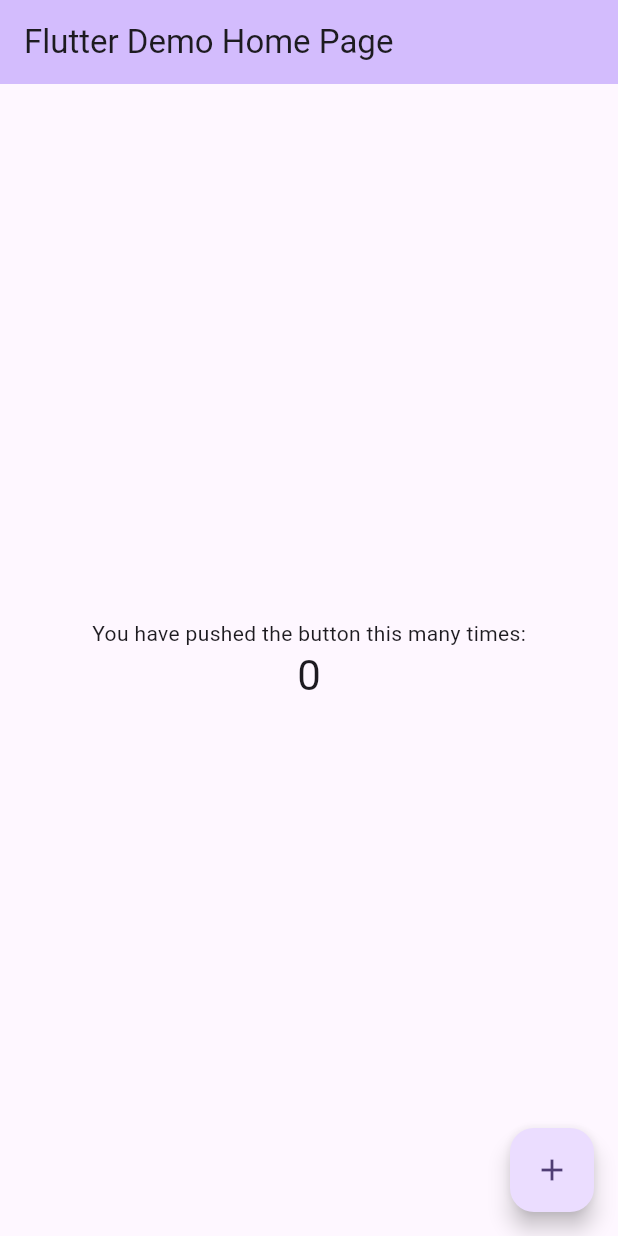
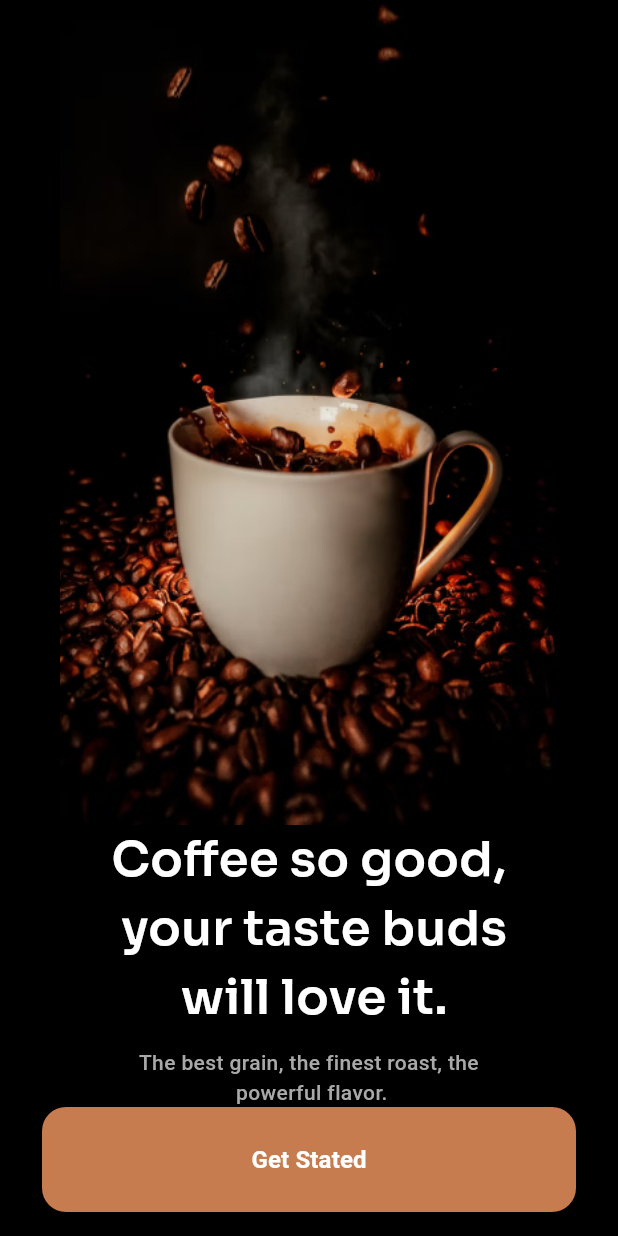
Before and after one commit to monzir3bdo/coffe_app, a Flutter app: the screen it shows after launch, on a phone screen of 412 x 824 dp. Run offline on Flutter 3.47's test engine with Material 3 defaults, Android fonts, the phone set to English and light mode, and no system bars.

Commit message:
Onboarding screen

```diff
--- /dev/null
+++ b/lib/app/app.dart
@@ -0,0 +1,13 @@
+import 'package:coffee_shop/features/onboarding/presentation/screens/onboarding_screen.dart';
+import 'package:flutter/material.dart';
+
+class App extends StatelessWidget {
+  const App({super.key});
+
+  @override
+  Widget build(BuildContext context) {
+    return MaterialApp(
+      home: OnboardingScreen(),
+    );
+  }
+}
--- /dev/null
+++ b/lib/core/routes/app_routes.dart
@@ -0,0 +1,7 @@
+abstract class AppRoutes {
+  static const onboarding = '/';
+  static const home = '/home';
+  static const productDetails = '/details';
+  static const order = '/order';
+  static const map = '/map';
+}
--- /dev/null
+++ b/lib/core/styles/app_colors.dart
@@ -0,0 +1,5 @@
+import 'package:flutter/material.dart';
+
+abstract class AppColors {
+  static const Color primary = Color(0xffC67C4E);
+}
--- /dev/null
+++ b/lib/core/styles/text_styles.dart
@@ -0,0 +1 @@
+abstract class AppStyle {}
--- /dev/null
+++ b/lib/features/onboarding/presentation/refactor/onboarding_body.dart
@@ -0,0 +1,53 @@
+import 'package:coffee_shop/features/onboarding/presentation/widgets/app_button.dart';
+import 'package:flutter/material.dart';
+
+import '../../../../generated/assets.dart';
+
+class OnboardingBody extends StatelessWidget {
+  const OnboardingBody({super.key});
+
+  @override
+  Widget build(BuildContext context) {
+    return SingleChildScrollView(
+      child: Column(
+        mainAxisAlignment: MainAxisAlignment.start,
+        children: [
+          Center(
+            child: Image.asset(
+              Assets.pngOnboardingImage,
+              height: 550,
+              width: double.infinity,
+            ),
+          ),
+          const Text(
+            'Coffee so good,\n your taste buds\n will love it.',
+            style: TextStyle(
+              color: Colors.white,
+              fontSize: 32,
+              fontFamily: 'Sora',
+              fontWeight: FontWeight.w600,
+            ),
+            textAlign: TextAlign.center,
+          ),
+          const SizedBox(
+            height: 10,
+          ),
+          const Text(
+            'The best grain, the finest roast, the\n powerful flavor.',
+            textAlign: TextAlign.center,
+            style: TextStyle(
+              color: Color(0xffA9A9A9),
+              fontSize: 14,
+              fontWeight: FontWeight.w500,
+            ),
+          ),
+          Padding(
+            padding: const EdgeInsets.symmetric(horizontal: 28.0),
+            child: AppButton(
+                title: 'Get Stated', width: double.infinity, height: 70),
+          ),
+        ],
+      ),
+    );
+  }
+}
--- /dev/null
+++ b/lib/features/onboarding/presentation/screens/onboarding_screen.dart
@@ -0,0 +1,16 @@
+import 'package:coffee_shop/features/onboarding/presentation/refactor/onboarding_body.dart';
+import 'package:flutter/material.dart';
+
+class OnboardingScreen extends StatelessWidget {
+  const OnboardingScreen({super.key});
+
+  @override
+  Widget build(BuildContext context) {
+    return Scaffold(
+      backgroundColor: Color(0xff000000),
+      body: SafeArea(
+        child: OnboardingBody(),
+      ),
+    );
+  }
+}
--- /dev/null
+++ b/lib/features/onboarding/presentation/widgets/app_button.dart
@@ -0,0 +1,35 @@
+import 'package:coffee_shop/core/styles/app_colors.dart';
+import 'package:flutter/material.dart';
+
+class AppButton extends StatelessWidget {
+  const AppButton(
+      {super.key,
+      required this.title,
+      required this.width,
+      required this.height});
+  final String title;
+  final double width, height;
+  @override
+  Widget build(BuildContext context) {
+    return SizedBox(
+      width: width,
+      height: height,
+      child: ElevatedButton(
+        style: ElevatedButton.styleFrom(
+          backgroundColor: AppColors.primary,
+          shape:
+              RoundedRectangleBorder(borderRadius: BorderRadius.circular(16)),
+        ),
+        onPressed: () {},
+        child: Text(
+          title,
+          style: const TextStyle(
+            color: Colors.white,
+            fontSize: 16,
+            fontWeight: FontWeight.bold,
+          ),
+        ),
+      ),
+    );
+  }
+}
--- a/lib/main.dart
+++ b/lib/main.dart
@@ -1,125 +1,7 @@
-import 'package:flutter/material.dart';
+import 'package:flutter/cupertino.dart';
+
+import 'app/app.dart';
 
 void main() {
-  runApp(const MyApp());
+  runApp(App());
 }
-
-class MyApp extends StatelessWidget {
-  const MyApp({super.key});
-
-  // This widget is the root of your application.
-  @override
-  Widget build(BuildContext context) {
-    return MaterialApp(
-      title: 'Flutter Demo',
-      theme: ThemeData(
-        // This is the theme of your application.
-        //
-        // TRY THIS: Try running your application with "flutter run". You'll see
-        // the application has a purple toolbar. Then, without quitting the app,
-        // try changing the seedColor in the colorScheme below to Colors.green
-        // and then invoke "hot reload" (save your changes or press the "hot
-        // reload" button in a Flutter-supported IDE, or press "r" if you used
-        // the command line to start the app).
-        //
-        // Notice that the counter didn't reset back to zero; the application
-        // state is not lost during the reload. To reset the state, use hot
-        // restart instead.
-        //
-        // This works for code too, not just values: Most code changes can be
-        // tested with just a hot reload.
-        colorScheme: ColorScheme.fromSeed(seedColor: Colors.deepPurple),
-        useMaterial3: true,
-      ),
-      home: const MyHomePage(title: 'Flutter Demo Home Page'),
-    );
-  }
-}
-
-class MyHomePage extends StatefulWidget {
-  const MyHomePage({super.key, required this.title});
-
-  // This widget is the home page of your application. It is stateful, meaning
-  // that it has a State object (defined below) that contains fields that affect
-  // how it looks.
-
-  // This class is the configuration for the state. It holds the values (in this
-  // case the title) provided by the parent (in this case the App widget) and
-  // used by the build method of the State. Fields in a Widget subclass are
-  // always marked "final".
-
-  final String title;
-
-  @override
-  State<MyHomePage> createState() => _MyHomePageState();
-}
-
-class _MyHomePageState extends State<MyHomePage> {
-  int _counter = 0;
-
-  void _incrementCounter() {
-    setState(() {
-      // This call to setState tells the Flutter framework that something has
-      // changed in this State, which causes it to rerun the build method below
-      // so that the display can reflect the updated values. If we changed
-      // _counter without calling setState(), then the build method would not be
-      // called again, and so nothing would appear to happen.
-      _counter++;
-    });
-  }
-
-  @override
-  Widget build(BuildContext context) {
-    // This method is rerun every time setState is called, for instance as done
-    // by the _incrementCounter method above.
-    //
-    // The Flutter framework has been optimized to make rerunning build methods
-    // fast, so that you can just rebuild anything that needs updating rather
-    // than having to individually change instances of widgets.
-    return Scaffold(
-      appBar: AppBar(
-        // TRY THIS: Try changing the color here to a specific color (to
-        // Colors.amber, perhaps?) and trigger a hot reload to see the AppBar
-        // change color while the other colors stay the same.
-        backgroundColor: Theme.of(context).colorScheme.inversePrimary,
-        // Here we take the value from the MyHomePage object that was created by
-        // the App.build method, and use it to set our appbar title.
-        title: Text(widget.title),
-      ),
-      body: Center(
-        // Center is a layout widget. It takes a single child and positions it
-        // in the middle of the parent.
-        child: Column(
-          // Column is also a layout widget. It takes a list of children and
-          // arranges them vertically. By default, it sizes itself to fit its
-          // children horizontally, and tries to be as tall as its parent.
-          //
-          // Column has various properties to control how it sizes itself and
-          // how it positions its children. Here we use mainAxisAlignment to
-          // center the children vertically; the main axis here is the vertical
-          // axis because Columns are vertical (the cross axis would be
-          // horizontal).
-          //
-          // TRY THIS: Invoke "debug painting" (choose the "Toggle Debug Paint"
-          // action in the IDE, or press "p" in the console), to see the
-          // wireframe for each widget.
-          mainAxisAlignment: MainAxisAlignment.center,
-          children: <Widget>[
-            const Text(
-              'You have pushed the button this many times:',
-            ),
-            Text(
-              '$_counter',
-              style: Theme.of(context).textTheme.headlineMedium,
-            ),
-          ],
-        ),
-      ),
-      floatingActionButton: FloatingActionButton(
-        onPressed: _incrementCounter,
-        tooltip: 'Increment',
-        child: const Icon(Icons.add),
-      ), // This trailing comma makes auto-formatting nicer for build methods.
-    );
-  }
-}
```
Also changed, not shown: pubspec.yaml (+19 -24 lines), assets/fonts/Sora-Bold.ttf (added), assets/fonts/Sora-Light.ttf (added), assets/fonts/Sora-Medium.ttf (added), assets/fonts/Sora-Regular.ttf (added), assets/fonts/Sora-SemiBold.ttf (added), lib/generated/assets.dart (added), pubspec.lock.
